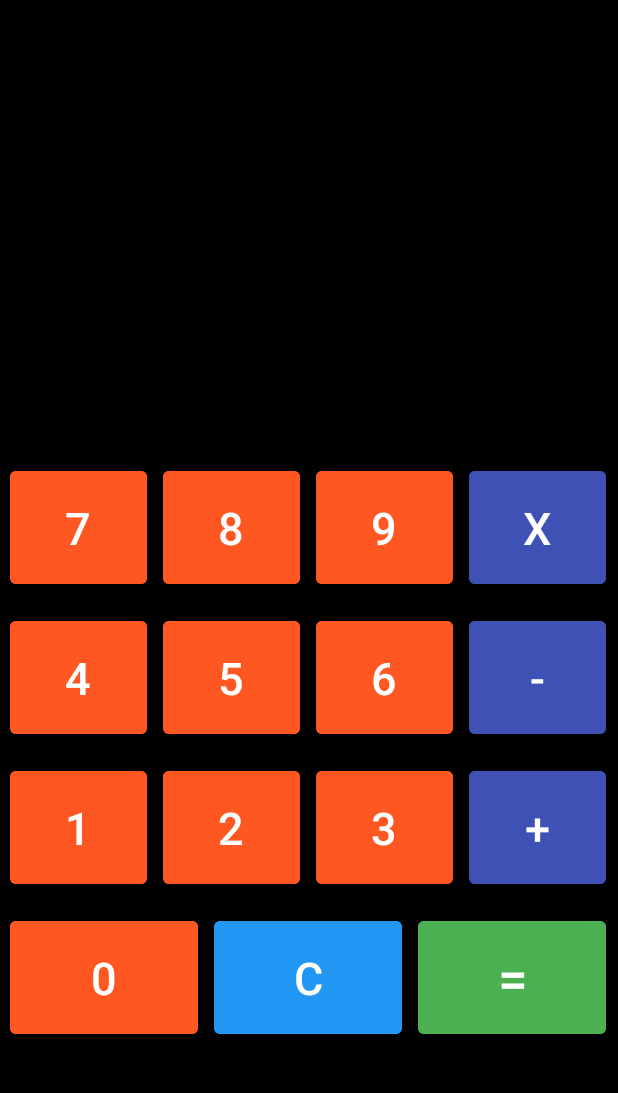
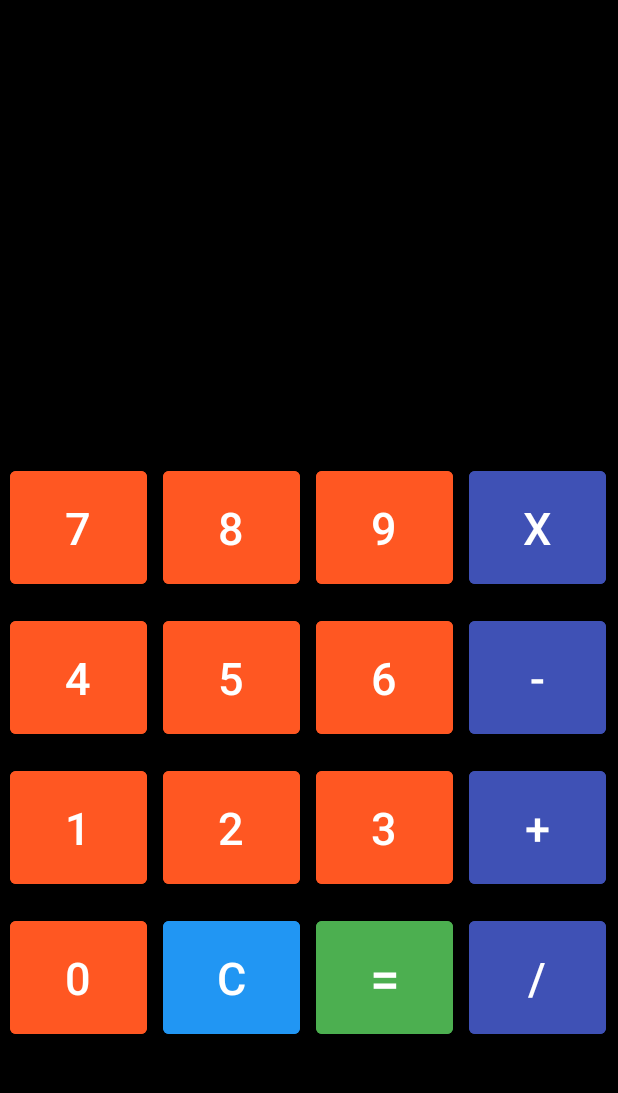
Before and after one commit to SATYAJIT1910/Android-Calculator-App, an Android app: the screen it shows after launch (MainActivity), on a phone screen of 412 x 824 dp, the part 84-1177 px from its top. Run offline under Robolectric (Android 15) with nearby library versions, the phone set to English and light mode, and no system bars.

Commit message:
ui bug fix

```diff
--- a/app/src/main/java/com/satyajitghosh/calculator/MainActivity.java
+++ b/app/src/main/java/com/satyajitghosh/calculator/MainActivity.java
@@ -3,12 +3,78 @@ package com.satyajitghosh.calculator;
 import androidx.appcompat.app.AppCompatActivity;
 
 import android.os.Bundle;
+import android.view.View;
+import android.widget.Button;
+import android.widget.TextView;
 
 public class MainActivity extends AppCompatActivity {
+
+    private Button n9;
+    private Button n8;
+    private Button n7;
+    private Button n6;
+    private Button n5;
+    private Button n4;
+    private Button n3;
+    private Button n2;
+    private Button n1;
+    private Button n0;
+    private Button C;
+    private Button Result;
+    private Button mul;
+    private Button sub;
+    private Button add;
+    private Button div;
+    private TextView newView;
 
     @Override
     protected void onCreate(Bundle savedInstanceState) {
         super.onCreate(savedInstanceState);
         setContentView(R.layout.activity_main);
+
+        n9=findViewById(R.id.n9);
+        n8=findViewById(R.id.n8);
+        n7=findViewById(R.id.n7);
+        n6=findViewById(R.id.n6);
+        n5=findViewById(R.id.n5);
+        n4=findViewById(R.id.n4);
+        n3=findViewById(R.id.n3);
+        n2=findViewById(R.id.n2);
+        n1=findViewById(R.id.n1);
+        n0=findViewById(R.id.n0);
+        newView=findViewById(R.id.textView);
+        mul=findViewById(R.id.mul);
+        div=findViewById(R.id.div);
+        add=findViewById(R.id.add);
+        sub=findViewById(R.id.sub);
+        C=findViewById(R.id.Clear);
+        Result=findViewById(R.id.calculate);
+
+
+        n9.setOnClickListener(new View.OnClickListener() {
+            @Override
+            public void onClick(View v) {
+                newView.setText("9");
+            }
+        });
+
+
+
+
+
+
+
+
+
+
+        Result.setOnClickListener(new View.OnClickListener() {
+            @Override
+            public void onClick(View v) {
+
+
+
+
+            }
+        });
     }
 }
--- a/app/src/main/res/layout/activity_main.xml
+++ b/app/src/main/res/layout/activity_main.xml
@@ -156,14 +156,14 @@
             android:text="3" />
 
         <Button
-            android:id="@+id/add"
-            android:backgroundTint="#3F51B5"
+            android:id="@+id/add2"
             android:layout_width="wrap_content"
             android:layout_height="87dp"
+            android:layout_margin="5dp"
             android:layout_weight="1"
-            android:textSize="30sp"
-            android:layout_margin="5dp"
-            android:text="+" />
+            android:backgroundTint="#3F51B5"
+            android:text="+"
+            android:textSize="30sp" />
 
     </LinearLayout>
 
@@ -199,23 +199,36 @@
 
         <Button
             android:id="@+id/calculate"
-            android:backgroundTint="#4CAF50"
             android:layout_width="wrap_content"
             android:layout_height="87dp"
+            android:layout_margin="5dp"
             android:layout_weight="1"
-            android:textSize="35sp"
+            android:backgroundTint="#4CAF50"
+            android:text="="
+            android:textSize="35sp" />
+
+        <Button
+            android:id="@+id/div"
+            android:layout_width="wrap_content"
+            android:layout_height="87dp"
             android:layout_margin="5dp"
-            android:text="=" />
+            android:layout_weight="1"
+            android:backgroundTint="#3F51B5"
+            android:text="/"
+            android:textSize="30sp" />
 
 
     </LinearLayout>
 
     <TextView
         android:id="@+id/textView"
-        android:layout_width="404dp"
-        android:layout_height="143dp"
+        android:layout_width="381dp"
+        android:layout_height="139dp"
         android:layout_marginTop="56dp"
-        android:text="TextView"
+        android:text=""
+        android:textAlignment="viewEnd"
+        android:textColor="#FFFF"
+        android:textSize="40dp"
         app:layout_constraintBottom_toTopOf="@+id/linearLayout"
         app:layout_constraintEnd_toEndOf="parent"
         app:layout_constraintHorizontal_bias="0.428"
```
